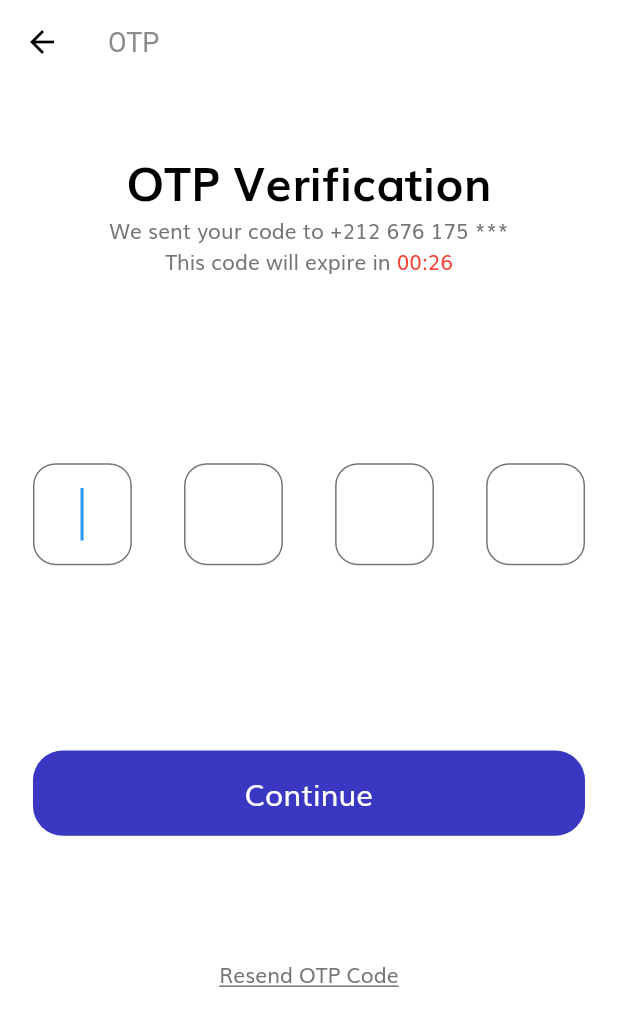
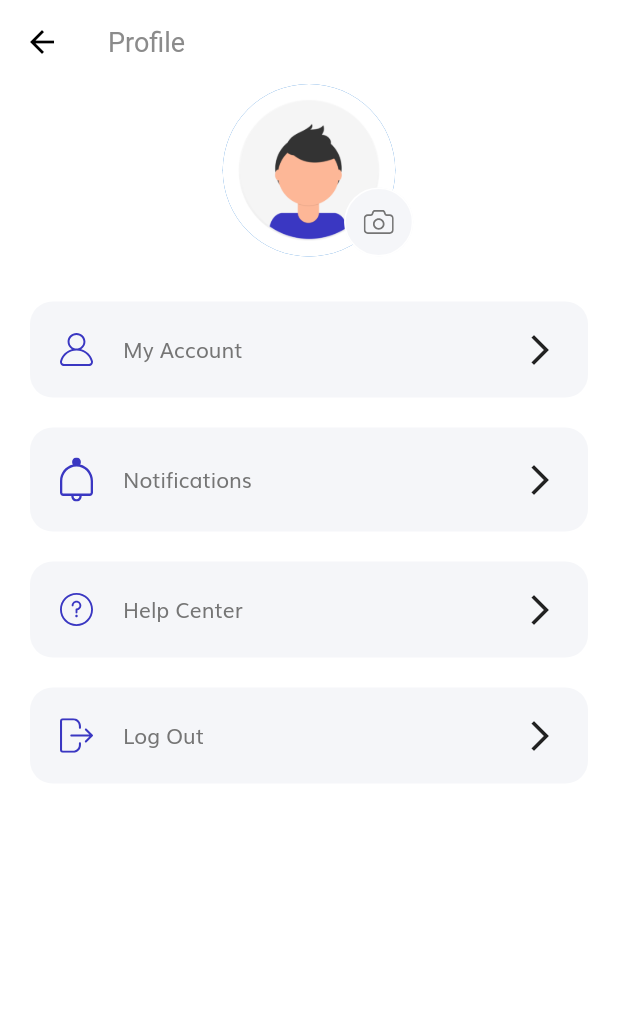
Before and after one commit to manal-elrhezzali/trancentum_ui_kit, a Flutter app: the OtpScreen screen opened by its route, after a tap on "Continue", on a phone screen of 412 x 824 dp. Shown: the top 1026 px of the screen. Run offline on Flutter 3.47's test engine with Material 2 defaults, Android fonts, the phone set to English and light mode, and no system bars; our stand-ins replace flutter_svg.

Commit message:
Profile screen

```diff
--- a/lib/components/form_error.dart
+++ b/lib/components/form_error.dart
@@ -24,7 +24,7 @@ class FormError extends StatelessWidget {
     return Row(
         children: [
           SvgPicture.asset(
-            "assets/icons/error.svg",
+            "assets/icons/Error.svg",
             height: getProportionateScreenWidth(14),
             width: getProportionateScreenWidth(14),
           ),
--- a/lib/main.dart
+++ b/lib/main.dart
@@ -18,6 +18,7 @@ class MyApp extends StatelessWidget {
       theme: theme(),
       // home: SplashScreen(),
       initialRoute: SplashScreen.routeName,
+      // initialRoute: ProfileScreen.routeName,
       routes: routes,
     );
   }
--- a/lib/routes.dart
+++ b/lib/routes.dart
@@ -1,5 +1,6 @@
 import 'package:flutter/widgets.dart';
 import 'package:trancentum_ui_kit/screens/otp/otp_screen.dart';
+import 'package:trancentum_ui_kit/screens/profile/profile_screen.dart';
 
 import './screens/login_success/login_screen_screen.dart';
 import './screens/forgot_password/forgot_password_screen.dart';
@@ -14,5 +15,5 @@ final Map<String, WidgetBuilder> routes = {
   LoginSuccessScreen.routeName: (context) => LoginSuccessScreen(),
   CompleteProfileScreen.routeName: (context) => CompleteProfileScreen(),
   OtpScreen.routeName: (context) => OtpScreen(),
-
+  ProfileScreen.routeName: (context) => ProfileScreen(),
 };
--- a/lib/screens/otp/components/otp_form.dart
+++ b/lib/screens/otp/components/otp_form.dart
@@ -1,4 +1,5 @@
 import 'package:flutter/material.dart';
+import 'package:trancentum_ui_kit/screens/profile/profile_screen.dart';
 
 import '../../../components/default_button.dart';
 import '../../../constants.dart';
@@ -107,7 +108,10 @@ class _OtpFormState extends State<OtpForm> {
           SizedBox(height: SizeConfig.screenHeight * 0.15),
           DefaultButton(
             text: "Continue",
-            pressHandler: () {},
+            pressHandler: () {
+              //remove this
+              Navigator.of(context).pushNamed(ProfileScreen.routeName);
+            },
           ),
         ],
       ),
--- /dev/null
+++ b/lib/screens/profile/components/body.dart
@@ -0,0 +1,36 @@
+import 'package:flutter/material.dart';
+
+import './profile_menu.dart';
+import './profile_image.dart';
+
+class Body extends StatelessWidget {
+  @override
+  Widget build(BuildContext context) {
+    return Column(
+      children: [
+        ProfileImage(),
+        SizedBox(height: 20),
+        ProfileMenu(
+          icon: "assets/icons/User Icon.svg",
+          text: "My Account",
+          press: () {},
+        ),
+        ProfileMenu(
+          icon: "assets/icons/Bell.svg",
+          text: "Notifications",
+          press: () {},
+        ),
+        ProfileMenu(
+          icon: "assets/icons/Question Mark.svg",
+          text: "Help Center",
+          press: () {},
+        ),
+        ProfileMenu(
+          icon: "assets/icons/Log out.svg",
+          text: "Log Out",
+          press: () {},
+        ),
+      ],
+    );
+  }
+}
--- /dev/null
+++ b/lib/screens/profile/components/profile_image.dart
@@ -0,0 +1,47 @@
+import 'package:flutter/material.dart';
+import 'package:flutter_svg/flutter_svg.dart';
+
+class ProfileImage extends StatelessWidget {
+  const ProfileImage({
+    Key key,
+  }) : super(key: key);
+
+  @override
+  Widget build(BuildContext context) {
+    return SizedBox(
+      height: 115,
+      width: 115,
+      child: Stack(
+        fit: StackFit.expand,
+        overflow: Overflow.visible,
+        children: [
+          CircleAvatar(
+            backgroundImage:
+                AssetImage("assets/images/profile_image_placeholder.png"),
+          ),
+          Positioned(
+            right: -12,
+            bottom: 0,
+            child: SizedBox(
+              height: 46,
+              width: 46,
+              child: FlatButton(
+                padding: EdgeInsets.zero,
+                shape: RoundedRectangleBorder(
+                  borderRadius: BorderRadius.circular(50),
+                  side: BorderSide(color: Colors.white),
+                ),
+                color: Color(0xFFF5F6F9),
+                onPressed: () {
+                  //take user picture and store it locally ?
+                  // + display it instead of the avatar
+                },
+                child: SvgPicture.asset("assets/icons/Camera Icon.svg"),
+              ),
+            ),
+          ),
+        ],
+      ),
+    );
+  }
+}
--- /dev/null
+++ b/lib/screens/profile/components/profile_menu.dart
@@ -0,0 +1,50 @@
+import 'package:flutter/material.dart';
+import 'package:flutter_svg/flutter_svg.dart';
+
+import '../../../constants.dart';
+
+class ProfileMenu extends StatelessWidget {
+  const ProfileMenu({
+    Key key,
+    @required this.text,
+    @required this.icon,
+    @required this.press,
+  }) : super(key: key);
+  final String text, icon;
+  final VoidCallback press;
+
+  @override
+  Widget build(BuildContext context) {
+    return Padding(
+      padding: const EdgeInsets.symmetric(
+        horizontal: 20,
+        vertical: 10,
+      ),
+      child: FlatButton(
+        padding: EdgeInsets.all(20),
+        shape: RoundedRectangleBorder(
+          borderRadius: BorderRadius.circular(15),
+        ),
+        color: Color(0xFFF5F6F9),
+        onPressed: press,
+        child: Row(
+          children: [
+            SvgPicture.asset(
+              icon,
+              width: 22,
+              color: kPrimaryColor,
+            ),
+            SizedBox(width: 20),
+            Expanded(
+              child: Text(
+                text,
+                style: Theme.of(context).textTheme.bodyText1,
+              ),
+            ),
+            Icon(Icons.arrow_forward_ios),
+          ],
+        ),
+      ),
+    );
+  }
+}
--- /dev/null
+++ b/lib/screens/profile/profile_screen.dart
@@ -0,0 +1,16 @@
+import 'package:flutter/material.dart';
+
+import 'components/body.dart';
+
+class ProfileScreen extends StatelessWidget {
+  static String routeName = "/profile";
+  @override
+  Widget build(BuildContext context) {
+    return Scaffold(
+      appBar: AppBar(
+        title: Text("Profile"),
+      ),
+      body: Body(),
+    );
+  }
+}
```
Also changed, not shown: assets/icons/Arrow Right.svg (added), assets/icons/Bell.svg (added), assets/icons/Camera Icon.svg (added), assets/icons/Log out.svg (added), assets/icons/Question Mark.svg (added), assets/icons/Settings.svg (added), assets/icons/User Icon.svg (added), assets/images/profile_image_placeholder.png (added).
